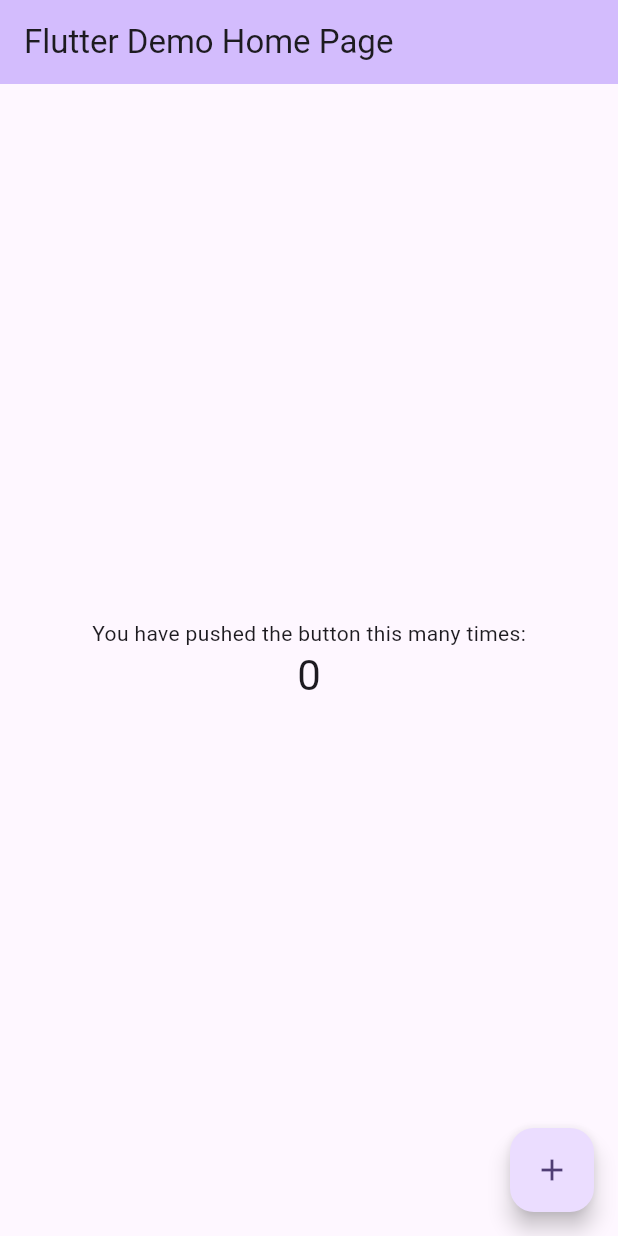
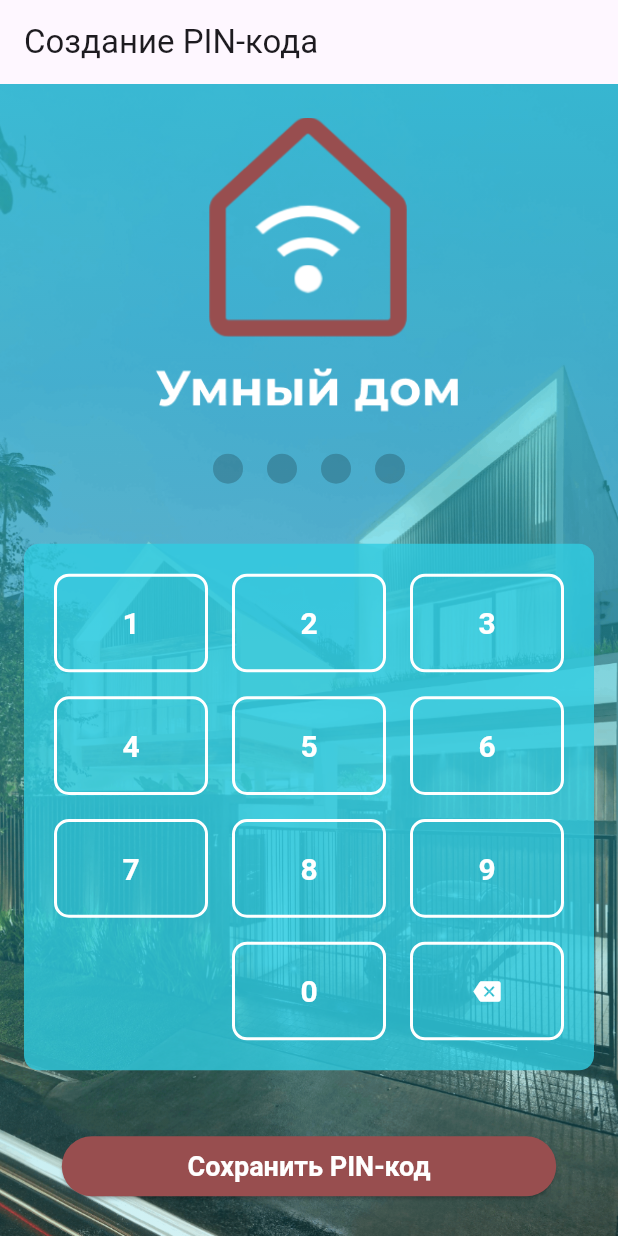
Before and after one commit to San3ch3g/smart-house, a Flutter app: the screen it shows after launch, on a phone screen of 412 x 824 dp. Run offline on Flutter 3.47's test engine with Material 3 defaults, Android fonts, the phone set to English and light mode, and no system bars.

Commit message:
auth-screens

```diff
--- a/lib/main.dart
+++ b/lib/main.dart
@@ -1,4 +1,9 @@
 import 'package:flutter/material.dart';
+import 'package:smart_house/screens/create_pin_screen.dart';
+import 'package:smart_house/screens/home_screen.dart';
+import 'package:smart_house/screens/login_screen.dart';
+import 'package:smart_house/screens/registration_screen.dart';
+import 'screens/splash_screen.dart'; // Импортируем SplashScreen
 
 void main() {
   runApp(const MyApp());
@@ -7,119 +12,15 @@ void main() {
 class MyApp extends StatelessWidget {
   const MyApp({super.key});
 
-  // This widget is the root of your application.
   @override
   Widget build(BuildContext context) {
     return MaterialApp(
       title: 'Flutter Demo',
       theme: ThemeData(
-        // This is the theme of your application.
-        //
-        // TRY THIS: Try running your application with "flutter run". You'll see
-        // the application has a purple toolbar. Then, without quitting the app,
-        // try changing the seedColor in the colorScheme below to Colors.green
-        // and then invoke "hot reload" (save your changes or press the "hot
-        // reload" button in a Flutter-supported IDE, or press "r" if you used
-        // the command line to start the app).
-        //
-        // Notice that the counter didn't reset back to zero; the application
-        // state is not lost during the reload. To reset the state, use hot
-        // restart instead.
-        //
-        // This works for code too, not just values: Most code changes can be
-        // tested with just a hot reload.
         colorScheme: ColorScheme.fromSeed(seedColor: Colors.deepPurple),
         useMaterial3: true,
       ),
-      home: const MyHomePage(title: 'Flutter Demo Home Page'),
+      home: CreatePinScreen(), // Используем SplashScreen в качестве домашнего экрана
     );
   }
 }
-
-class MyHomePage extends StatefulWidget {
-  const MyHomePage({super.key, required this.title});
-
-  // This widget is the home page of your application. It is stateful, meaning
-  // that it has a State object (defined below) that contains fields that affect
-  // how it looks.
-
-  // This class is the configuration for the state. It holds the values (in this
-  // case the title) provided by the parent (in this case the App widget) and
-  // used by the build method of the State. Fields in a Widget subclass are
-  // always marked "final".
-
-  final String title;
-
-  @override
-  State<MyHomePage> createState() => _MyHomePageState();
-}
-
-class _MyHomePageState extends State<MyHomePage> {
-  int _counter = 0;
-
-  void _incrementCounter() {
-    setState(() {
-      // This call to setState tells the Flutter framework that something has
-      // changed in this State, which causes it to rerun the build method below
-      // so that the display can reflect the updated values. If we changed
-      // _counter without calling setState(), then the build method would not be
-      // called again, and so nothing would appear to happen.
-      _counter++;
-    });
-  }
-
-  @override
-  Widget build(BuildContext context) {
-    // This method is rerun every time setState is called, for instance as done
-    // by the _incrementCounter method above.
-    //
-    // The Flutter framework has been optimized to make rerunning build methods
-    // fast, so that you can just rebuild anything that needs updating rather
-    // than having to individually change instances of widgets.
-    return Scaffold(
-      appBar: AppBar(
-        // TRY THIS: Try changing the color here to a specific color (to
-        // Colors.amber, perhaps?) and trigger a hot reload to see the AppBar
-        // change color while the other colors stay the same.
-        backgroundColor: Theme.of(context).colorScheme.inversePrimary,
-        // Here we take the value from the MyHomePage object that was created by
-        // the App.build method, and use it to set our appbar title.
-        title: Text(widget.title),
-      ),
-      body: Center(
-        // Center is a layout widget. It takes a single child and positions it
-        // in the middle of the parent.
-        child: Column(
-          // Column is also a layout widget. It takes a list of children and
-          // arranges them vertically. By default, it sizes itself to fit its
-          // children horizontally, and tries to be as tall as its parent.
-          //
-          // Column has various properties to control how it sizes itself and
-          // how it positions its children. Here we use mainAxisAlignment to
-          // center the children vertically; the main axis here is the vertical
-          // axis because Columns are vertical (the cross axis would be
-          // horizontal).
-          //
-          // TRY THIS: Invoke "debug painting" (choose the "Toggle Debug Paint"
-          // action in the IDE, or press "p" in the console), to see the
-          // wireframe for each widget.
-          mainAxisAlignment: MainAxisAlignment.center,
-          children: <Widget>[
-            const Text(
-              'You have pushed the button this many times:',
-            ),
-            Text(
-              '$_counter',
-              style: Theme.of(context).textTheme.headlineMedium,
-            ),
-          ],
-        ),
-      ),
-      floatingActionButton: FloatingActionButton(
-        onPressed: _incrementCounter,
-        tooltip: 'Increment',
-        child: const Icon(Icons.add),
-      ), // This trailing comma makes auto-formatting nicer for build methods.
-    );
-  }
-}
--- /dev/null
+++ b/lib/screens/create_pin_screen.dart
@@ -0,0 +1,184 @@
+import 'package:flutter/material.dart';
+
+class CreatePinScreen extends StatefulWidget {
+  @override
+  _CreatePinScreenState createState() => _CreatePinScreenState();
+}
+
+class _CreatePinScreenState extends State<CreatePinScreen> {
+  final _pinController = TextEditingController();
+  List<bool> _pinFilled = [false, false, false, false];
+
+  void _onNumberPressed(String number) {
+    if (_pinController.text.length < 4) {
+      setState(() {
+        _pinController.text += number;
+        _pinFilled[_pinController.text.length - 1] = true;
+      });
+    }
+  }
+
+  void _onDeletePressed() {
+    if (_pinController.text.isNotEmpty) {
+      setState(() {
+        _pinFilled[_pinController.text.length - 1] = false;
+        _pinController.text = _pinController.text.substring(0, _pinController.text.length - 1);
+      });
+    }
+  }
+
+  void _onSavePressed() {
+    if (_pinController.text.length == 4) {
+      print('PIN saved: ${_pinController.text}');
+    }
+  }
+
+  @override
+  void dispose() {
+    _pinController.dispose();
+    super.dispose();
+  }
+
+  @override
+  Widget build(BuildContext context) {
+    return Scaffold(
+      appBar: AppBar(
+        title: Text('Создание PIN-кода'),
+      ),
+      body: Stack(
+        children: <Widget>[
+          Image.asset(
+            'assets/background_image.png',
+            fit: BoxFit.cover,
+            height: double.infinity,
+            width: double.infinity,
+          ),
+          Container(
+            decoration: BoxDecoration(
+              gradient: LinearGradient(
+                begin: Alignment.topCenter,
+                end: Alignment.bottomCenter,
+                colors: [
+                  Color(0xFF30CCE1).withOpacity(0.8),
+                  Color(0xFF30CCE1).withOpacity(0.6),
+                  Color(0xFF30CCE1).withOpacity(0.4),
+                  Color(0xFF30CCE1).withOpacity(0.2),
+                ],
+              ),
+            ),
+          ),
+          Center(
+            child: Column(
+              mainAxisSize: MainAxisSize.min,
+              children: <Widget>[
+                Image.asset(
+                  'assets/login_image.png',
+                  height: 200,
+                ),
+                SizedBox(height: 24.0),
+                Row(
+                  mainAxisAlignment: MainAxisAlignment.center,
+                  children: List.generate(4, (index) {
+                    return Container(
+                      margin: EdgeInsets.symmetric(horizontal: 8.0),
+                      width: 20.0,
+                      height: 20.0,
+                      decoration: BoxDecoration(
+                        shape: BoxShape.circle,
+                        color: _pinFilled[index] ? Colors.black : Colors.black.withOpacity(0.2),
+                      ),
+                    );
+                  }),
+                ),
+                SizedBox(height: 24.0),
+                Container(
+                  margin: const EdgeInsets.all(16.0),
+                  padding: const EdgeInsets.all(16.0),
+                  decoration: BoxDecoration(
+                    color: Color(0xFF30CCE1).withOpacity(0.8),
+                    borderRadius: BorderRadius.circular(10.0),
+                  ),
+                  child: GridView.count(
+                    shrinkWrap: true,
+                    crossAxisCount: 3,
+                    childAspectRatio: 1.5, // Уменьшаем размер кнопок
+                    mainAxisSpacing: 8.0, // Добавляем отступы между кнопками
+                    crossAxisSpacing: 8.0, // Добавляем отступы между кнопками
+                    children: List.generate(12, (index) {
+                      if (index == 9) {
+                        return Container();
+                      } else if (index == 10) {
+                        return _buildNumberButton('0');
+                      } else if (index == 11) {
+                        return _buildDeleteButton();
+                      } else {
+                        return _buildNumberButton((index + 1).toString());
+                      }
+                    }),
+                  ),
+                ),
+                SizedBox(height: 24.0),
+                Container(
+                  width: MediaQuery.of(context).size.width * 0.8,
+                  child: ElevatedButton(
+                    onPressed: _onSavePressed,
+                    style: ElevatedButton.styleFrom(
+                      backgroundColor: Color(0xFF984E4F),
+                      foregroundColor: Colors.white,
+                      textStyle: TextStyle(fontSize: 18, fontWeight: FontWeight.bold),
+                    ),
+                    child: Text('Сохранить PIN-код'),
+                  ),
+                ),
+              ],
+            ),
+          ),
+        ],
+      ),
+    );
+  }
+
+  Widget _buildNumberButton(String number) {
+    return Padding(
+      padding: const EdgeInsets.all(4.0),
+      child: Container(
+        decoration: BoxDecoration(
+          border: Border.all(color: Colors.white, width: 2.0),
+          borderRadius: BorderRadius.circular(10.0),
+        ),
+        child: TextButton(
+          onPressed: () => _onNumberPressed(number),
+          style: TextButton.styleFrom(
+            backgroundColor: Colors.transparent,
+            foregroundColor: Colors.white,
+            textStyle: TextStyle(fontSize: 20, fontWeight: FontWeight.bold),
+            padding: EdgeInsets.all(8.0),
+          ),
+          child: Text(number),
+        ),
+      ),
+    );
+  }
+
+  Widget _buildDeleteButton() {
+    return Padding(
+      padding: const EdgeInsets.all(4.0),
+      child: Container(
+        decoration: BoxDecoration(
+          border: Border.all(color: Colors.white, width: 2.0),
+          borderRadius: BorderRadius.circular(10.0),
+        ),
+        child: TextButton(
+          onPressed: _onDeletePressed,
+          style: TextButton.styleFrom(
+            backgroundColor: Colors.transparent,
+            foregroundColor: Colors.white,
+            textStyle: TextStyle(fontSize: 20, fontWeight: FontWeight.bold),
+            padding: EdgeInsets.all(8.0),
+          ),
+          child: Icon(Icons.backspace),
+        ),
+      ),
+    );
+  }
+}
--- a/pubspec.yaml
+++ b/pubspec.yaml
@@ -52,7 +52,8 @@ dev_dependencies:
 
 # The following section is specific to Flutter packages.
 flutter:
-
+  assets:
+    - assets/
   # The following line ensures that the Material Icons font is
   # included with your application, so that you can use the icons in
   # the material Icons class.
```
Also changed, not shown: lib/screens/home_screen.dart (added, +15 -0 lines), lib/screens/login_screen.dart (added, +143 -0 lines), lib/screens/registration_screen.dart (added, +160 -0 lines), lib/screens/splash_screen.dart (added, +30 -0 lines), assets/background_image.png (added), assets/login_image.png (added), assets/splash_screen_image.png (added), lib/screens/register_screen.dart (added), 2 other files.
